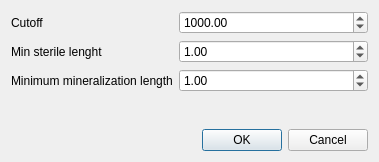
Above: mineralization.ui from Oslandia/albion before the change. Below: the same form after it.
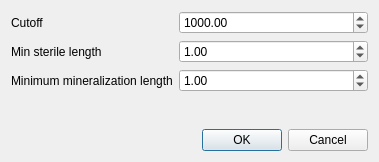
That is the form after the change.

Commit message: fix #38 length typo

Patch:
```diff
--- a/mineralization.ui
+++ b/mineralization.ui
@@ -34,7 +34,7 @@
    <item row="1" column="0">
     <widget class="QLabel" name="label_2">
      <property name="text">
-      <string>Min sterile lenght</string>
+      <string>Min sterile length</string>
      </property>
     </widget>
    </item>
```
